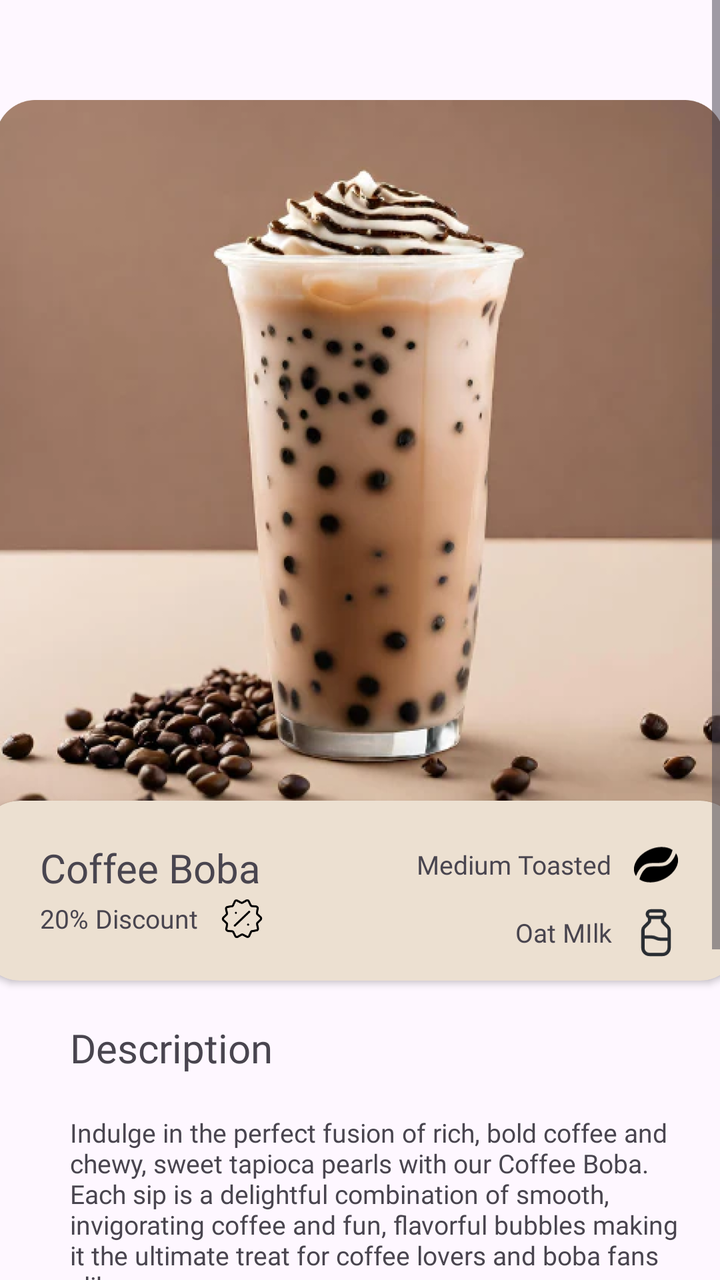
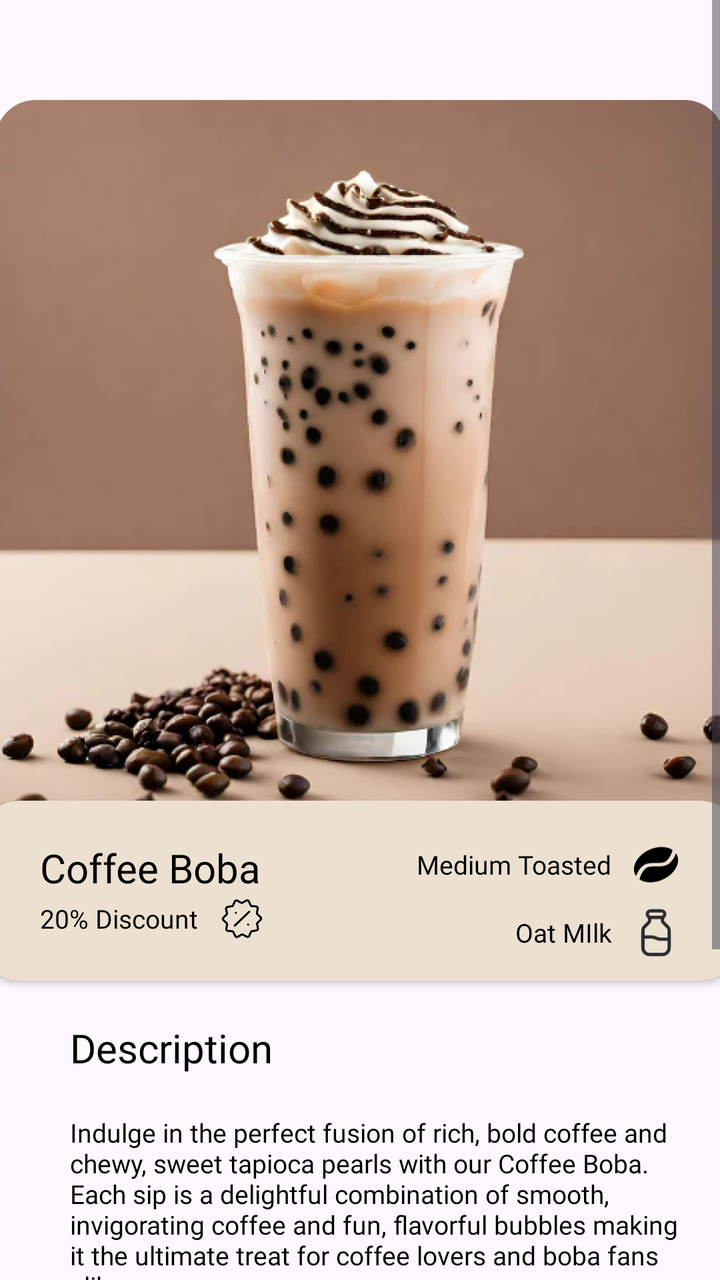

An Android layout rendered at two revisions. The XML below is the earlier revision; the diff shows what the commit changed to produce the second picture.
<!-- AndroidManifest.xml: application theme Theme.Coffeeshop -->
<!-- res/layout/fragment_coffee_details.xml -->
<?xml version="1.0" encoding="utf-8"?>
<ScrollView xmlns:android="http://schemas.android.com/apk/res/android"
    xmlns:app="http://schemas.android.com/apk/res-auto"
    xmlns:tools="http://schemas.android.com/tools"
    android:id="@+id/coffeeDetailsFragment"
    android:layout_width="match_parent"
    android:layout_height="match_parent"
    tools:context=".User.MainFragments.CoffeeDetailsFragment">

    <LinearLayout
        android:layout_marginTop="20dp"
        android:layout_width="match_parent"
        android:layout_height="wrap_content"
        android:paddingBottom="20dp"
        android:clipToPadding="false"
        android:orientation="vertical"
        android:gravity="center_horizontal">

        <androidx.cardview.widget.CardView
            android:layout_width="400dp"
            android:layout_height="400dp"
            android:layout_margin="20dp"
            android:backgroundTint="#00FFFFFF"
            app:cardBackgroundColor="#00FFFFFF"
            app:cardCornerRadius="20dp"
            app:cardElevation="0dp">

            <ImageView
                android:layout_gravity="center"
                android:id="@+id/coffeeImage"
                android:layout_width="wrap_content"
                android:layout_height="wrap_content"
                android:layout_margin="10dp"
                android:src="@drawable/coffeeboba_1" />

        </androidx.cardview.widget.CardView>

        <androidx.cardview.widget.CardView
            android:layout_width="380dp"
            android:layout_height="90dp"
            android:layout_marginStart="10dp"
            android:layout_marginTop="-60dp"
            android:layout_marginEnd="10dp"
            android:background="#00FFFFFF"
            app:cardBackgroundColor="?attr/colorSecondary"
            app:cardCornerRadius="20dp"
            app:contentPaddingLeft="10dp"
            app:contentPaddingRight="10dp"
            app:contentPaddingTop="10dp">

            <LinearLayout
                android:layout_width="match_parent"
                android:layout_height="match_parent"
                android:layout_gravity="center_vertical"
                android:layout_margin="10dp">

                <RelativeLayout
                    android:layout_width="wrap_content"
                    android:layout_height="wrap_content"
                    android:paddingStart="10dp"
                    android:paddingEnd="10dp">

                    <TextView
                        android:id="@+id/coffeeName"
                        android:layout_width="wrap_content"
                        android:layout_height="wrap_content"
                        android:fontFamily="@font/capriola"
                        android:text="Coffee Boba"
                        android:textSize="20sp" />

                    <LinearLayout
                        android:layout_width="wrap_content"
                        android:layout_height="wrap_content"
                        android:layout_below="@id/coffeeName"
                        android:layout_marginTop="0dp"
                        android:gravity="center_vertical">

                        <TextView
                            android:id="@+id/discountText"
                            android:layout_width="wrap_content"
                            android:layout_height="wrap_content"
                            android:layout_marginEnd="10dp"
                            android:fontFamily="@font/roboto"
                            android:text="20% Discount"
                            android:textSize="13sp" />

                        <ImageView
                            android:id="@+id/discountImage"
                            android:layout_width="24dp"
                            android:layout_height="24dp"
                            android:src="@drawable/discount_star_03" />

                    </LinearLayout>


                </RelativeLayout>

                <RelativeLayout
                    android:layout_width="wrap_content"
                    android:layout_height="wrap_content"
                    android:paddingStart="10dp"
                    android:paddingEnd="10dp">

                    <LinearLayout
                        android:id="@+id/toastName"
                        android:layout_width="wrap_content"
                        android:layout_height="wrap_content"
                        android:layout_alignParentEnd="true"
                        android:gravity="center_vertical">

                        <TextView
                            android:id="@+id/toastText"
                            android:layout_width="wrap_content"
                            android:layout_height="wrap_content"
                            android:layout_marginEnd="10dp"
                            android:fontFamily="@font/roboto"
                            android:text="Medium Toasted"
                            android:textSize="13sp" />

                        <ImageView
                            android:layout_width="24dp"
                            android:layout_height="24dp"
                            android:src="@drawable/coffeebean" />

                    </LinearLayout>


                    <LinearLayout
                        android:layout_width="wrap_content"
                        android:layout_height="wrap_content"
                        android:layout_below="@id/toastName"
                        android:layout_alignParentEnd="true"
                        android:layout_marginTop="10dp"
                        android:gravity="center_vertical">

                        <TextView
                            android:id="@+id/milkName"
                            android:layout_width="wrap_content"
                            android:layout_height="wrap_content"
                            android:layout_marginEnd="10dp"
                            android:fontFamily="@font/roboto"
                            android:text="Oat MIlk"
                            android:textSize="13sp" />

                        <ImageView
                            android:layout_width="24dp"
                            android:layout_height="24dp"
                            android:src="@drawable/milkbottle" />

                    </LinearLayout>


                </RelativeLayout>
            </LinearLayout>

        </androidx.cardview.widget.CardView>


        <TextView
            android:layout_marginStart="30dp"
            android:layout_marginTop="20dp"
            android:layout_marginEnd="20dp"
            android:layout_width="match_parent"
            android:layout_height="wrap_content"
            android:text="Description"
            android:fontFamily="@font/capriola"
            android:textSize="20sp"/>

        <TextView
            android:id="@+id/descriptionText"
            android:layout_marginStart="30dp"
            android:layout_marginTop="20dp"
            android:layout_marginEnd="20dp"
            android:layout_width="match_parent"
            android:layout_height="wrap_content"
            android:text="Indulge in the perfect fusion of rich, bold coffee and chewy, sweet tapioca pearls with our Coffee Boba. Each sip is a delightful combination of smooth, invigorating coffee and fun, flavorful bubbles making it the ultimate treat for coffee lovers and boba fans alike"
            android:fontFamily="@font/roboto"
            android:textSize="13sp"/>


        <RelativeLayout
            android:layout_width="match_parent"
            android:layout_height="wrap_content"
            android:layout_marginTop="10dp">
            <LinearLayout
                android:layout_alignParentStart="true"
                android:layout_width="wrap_content"
                android:layout_height="wrap_content"
                android:orientation="vertical"
                android:layout_marginStart="40dp">

                <TextView
                    android:id="@+id/sizeText"
                    android:fontFamily="@font/roboto"
                    android:layout_width="wrap_content"
                    android:layout_height="wrap_content"
                    android:text="Size"
                    android:textSize="16sp"/>

                <LinearLayout
                    android:layout_width="wrap_content"
                    android:layout_height="wrap_content"
                    android:layout_below="@id/sizeText"
                    android:layout_marginTop="10dp"
                    android:gravity="center"
                    android:orientation="horizontal">

                    <Button
                        android:padding="10dp"
                        android:layout_width="50dp"
                        android:layout_height="50dp"
                        android:layout_marginEnd="5dp"
                        android:text="S"
                        android:textSize="16sp"
                        android:textColor="@color/colorSecondary"
                        android:textColorHighlight="@color/colorPrimary" />

                    <Button
                        android:padding="10dp"
                        android:layout_width="50dp"
                        android:layout_height="50dp"
                        android:text="M"
                        android:layout_marginEnd="5dp"
                        android:textSize="16sp"
                        android:textColor="@color/colorSecondary"
                        android:textColorHighlight="@color/colorPrimary"/>
                    <Button
                        android:padding="10dp"
                        android:layout_width="50dp"
                        android:layout_height="50dp"
                        android:text="L"
                        android:layout_marginEnd="5dp"
                        android:textColor="@color/colorSecondary"
                        android:textSize="16sp"
                        android:textColorHighlight="@color/colorPrimary"/>


                </LinearLayout>


            </LinearLayout>
            <LinearLayout
                android:layout_marginEnd="40dp"
                android:layout_alignParentEnd="true"
                android:layout_width="wrap_content"
                android:layout_height="wrap_content"
                android:orientation="vertical"
                android:gravity="center_horizontal">

                <TextView
                    android:id="@+id/quantityText"
                    android:fontFamily="@font/roboto"
                    android:layout_width="wrap_content"
                    android:layout_height="wrap_content"
                    android:text="Quantity"
                    android:textSize="16sp"/>
                <LinearLayout
                    android:layout_width="wrap_content"
                    android:layout_height="wrap_content"
                    android:layout_below="@id/quantityText"
                    android:layout_marginTop="15dp"
                    android:gravity="center"
                    android:orientation="horizontal">

                    <ImageView
                        android:layout_width="wrap_content"
                        android:layout_height="wrap_content"
                        android:background="@drawable/add_icon"/>
                    <TextView
                        android:layout_width="wrap_content"
                        android:layout_height="wrap_content"
                        android:layout_marginEnd="10dp"
                        android:layout_marginStart="10dp"
                        android:fontFamily="@font/roboto"
                        android:text="1"
                        android:textSize="20sp"/>
                    <ImageView
                        android:layout_width="wrap_content"
                        android:layout_height="wrap_content"
                        android:background="@drawable/minus_icon"/>


                </LinearLayout>

            </LinearLayout>


        </RelativeLayout>

        <RelativeLayout
            android:layout_width="match_parent"
            android:layout_height="wrap_content"
            android:layout_marginTop="10dp">

            <LinearLayout
                android:layout_centerVertical="true"
                android:layout_alignParentStart="true"
                android:layout_width="wrap_content"
                android:layout_height="wrap_content"
                android:orientation="vertical"
                android:layout_marginStart="40dp"
                android:layout_marginEnd="40dp">

                <TextView
                    android:id="@+id/priceText"
                    android:fontFamily="@font/roboto"
                    android:layout_width="wrap_content"
                    android:layout_height="wrap_content"
                    android:text="Price"
                    android:textSize="16sp"/>



                <LinearLayout
                    android:layout_width="wrap_content"
                    android:layout_height="wrap_content"
                    android:gravity="center_vertical"
                    android:orientation="horizontal">

                    <ImageView
                        android:layout_margin="10dp"
                        android:layout_width="35dp"
                        android:layout_height="35dp"
                        android:src="@drawable/dollar_coin"/>

                    <TextView
                        android:layout_width="wrap_content"
                        android:layout_height="wrap_content"
                        android:layout_marginStart="10dp"
                        android:layout_marginEnd="20dp"
                        android:fontFamily="@font/capriola"
                        android:text="5.99"
                        android:textSize="40sp" />

                    <Button
                        android:id="@+id/buttonbuynow"
                        android:layout_width="wrap_content"
                        android:layout_height="wrap_content"
                        android:layout_alignParentEnd="true"
                        android:layout_centerVertical="true"
                        android:fontFamily="@font/capriola"
                        android:text="Buy Now"
                        android:textSize="19sp" />


                </LinearLayout>




            </LinearLayout>



        </RelativeLayout>



    </LinearLayout>


</ScrollView>
<!-- resources referenced by this layout -->
<resources>
  <color name="colorPrimary">#967259</color>
  <color name="colorSecondary">#ECE0D1</color>
  <!-- drawable add_icon (drawable) -->
  <vector xmlns:android="http://schemas.android.com/apk/res/android"
      android:width="39dp"
      android:height="38dp"
      android:viewportWidth="39"
      android:viewportHeight="38">
    <path
        android:pathData="M19.5,12.333V25.667M12.667,19H26.333M36.583,19C36.583,28.205 28.935,35.667 19.5,35.667C10.065,35.667 2.417,28.205 2.417,19C2.417,9.795 10.065,2.333 19.5,2.333C28.935,2.333 36.583,9.795 36.583,19Z"
        android:strokeLineJoin="round"
        android:strokeWidth="4"
        android:fillColor="#00000000"
        android:strokeColor="#1E1E1E"
        android:strokeLineCap="round"/>
  </vector>
  <!-- drawable milkbottle (drawable) -->
  <vector xmlns:android="http://schemas.android.com/apk/res/android"
      android:width="14dp"
      android:height="22dp"
      android:viewportWidth="14"
      android:viewportHeight="22">
    <path
        android:pathData="M13,14V18C13,19.65 11.65,21 10,21H4C2.35,21 1,19.65 1,18V12.98M13,14H9.12C8.38,14 7.66,13.83 7,13.5C6.34,13.17 5.62,13 4.89,13L1,12.98M13,14V9.83C13,9.37 12.74,8.74 12.41,8.41L10.29,6.29C10.11,6.11 10,5.85 10,5.59V4H4V5.59C4,5.85 3.89,6.11 3.71,6.29L1.59,8.41C1.26,8.74 1,9.37 1,9.83V12.98M13,14V15M1,12.98V13.98M9.5,4H4.5C3.67,4 3,3.32 3,2.5C3,1.68 3.67,1 4.5,1H9.5C10.33,1 11,1.68 11,2.5C11,3.32 10.33,4 9.5,4Z"
        android:strokeLineJoin="round"
        android:strokeWidth="1.5"
        android:fillColor="#00000000"
        android:strokeColor="#292D32"
        android:strokeLineCap="round"/>
  </vector>
  <!-- drawable minus_icon (drawable) -->
  <vector xmlns:android="http://schemas.android.com/apk/res/android"
      android:width="39dp"
      android:height="36dp"
      android:viewportWidth="39"
      android:viewportHeight="36">
    <path
        android:pathData="M12.675,17.669L26.325,18.331M36.563,18.828C36.14,27.562 28.157,34.272 18.733,33.815C9.309,33.358 2.013,25.907 2.437,17.172C2.86,8.438 10.843,1.728 20.267,2.185C29.691,2.642 36.987,10.093 36.563,18.828Z"
        android:strokeLineJoin="round"
        android:strokeWidth="4"
        android:fillColor="#00000000"
        android:strokeColor="#1E1E1E"
        android:strokeLineCap="round"/>
  </vector>
  <style name="Theme.Coffeeshop" parent="Base.Theme.Coffeeshop" />
  <style name="Base.Theme.Coffeeshop" parent="Theme.Material3.DayNight.NoActionBar">
          
          
          <item name="colorPrimary">@color/colorPrimary</item>
          <item name="colorSecondary">@color/colorSecondary</item>
      </style>
  <!-- unchanged entries left out for length: 4 -->
</resources>

<!-- the commit's change to res/layout/fragment_coffee_details.xml (unified diff, before → after) -->
@@ -49,6 +49,7 @@
             app:contentPaddingTop="10dp">
 
             <LinearLayout
+                android:theme="@style/CardTextStyle"
                 android:layout_width="match_parent"
                 android:layout_height="match_parent"
                 android:layout_gravity="center_vertical"
@@ -212,7 +213,6 @@
                         android:layout_marginEnd="5dp"
                         android:text="S"
                         android:textSize="16sp"
-                        android:textColor="@color/colorSecondary"
                         android:textColorHighlight="@color/colorPrimary" />
 
                     <Button
@@ -222,7 +222,6 @@
                         android:text="M"
                         android:layout_marginEnd="5dp"
                         android:textSize="16sp"
-                        android:textColor="@color/colorSecondary"
                         android:textColorHighlight="@color/colorPrimary"/>
                     <Button
                         android:padding="10dp"
@@ -230,7 +229,6 @@
                         android:layout_height="50dp"
                         android:text="L"
                         android:layout_marginEnd="5dp"
-                        android:textColor="@color/colorSecondary"
                         android:textSize="16sp"
                         android:textColorHighlight="@color/colorPrimary"/>
 
@@ -255,6 +253,7 @@
                     android:text="Quantity"
                     android:textSize="16sp"/>
                 <LinearLayout
+                    android:theme="@style/iconColorStyle"
                     android:layout_width="wrap_content"
                     android:layout_height="wrap_content"
                     android:layout_below="@id/quantityText"
@@ -318,10 +317,10 @@
                     android:orientation="horizontal">
 
                     <ImageView
-                        android:layout_margin="10dp"
                         android:layout_width="35dp"
                         android:layout_height="35dp"
-                        android:src="@drawable/dollar_coin"/>
+                        android:layout_margin="10dp"
+                        android:src="@drawable/dollar_coin" />
 
                     <TextView
                         android:layout_width="wrap_content"
<!-- resource entries referenced after the edit -->
@@ -2,6 +2,11 @@
 <resources>
   <color name="colorPrimary">#967259</color>
   <color name="colorSecondary">#ECE0D1</color>
+  <style name="CustomButtonStyle" parent="Widget.Material3.Button">
+          <item name="android:textColor">@color/white</item>
+          <item name="android:backgroundTint">@color/colorPrimary</item>
+      </style>
+  <color name="white">#FFFFFFFF</color>
   <!-- drawable add_icon (drawable) -->
   <vector xmlns:android="http://schemas.android.com/apk/res/android"
       android:width="39dp"
@@ -44,12 +49,22 @@
         android:strokeColor="#1E1E1E"
         android:strokeLineCap="round"/>
   </vector>
+  <style name="CardTextStyle">
+          <item name="android:textColor">@color/black</item> 
+      </style>
+  <style name="iconColorStyle">
+          <item name="android:backgroundTint">@color/black</item>
+      </style>
   <style name="Theme.Coffeeshop" parent="Base.Theme.Coffeeshop" />
+  <color name="black">#FF000000</color>
   <style name="Base.Theme.Coffeeshop" parent="Theme.Material3.DayNight.NoActionBar">
           
           
           <item name="colorPrimary">@color/colorPrimary</item>
           <item name="colorSecondary">@color/colorSecondary</item>
+          <item name="android:textColor">@color/black</item>
+          <item name="materialButtonStyle">@style/CustomButtonStyle</item>
+  
       </style>
   <!-- unchanged entries left out for length: 4 -->
 </resources>
